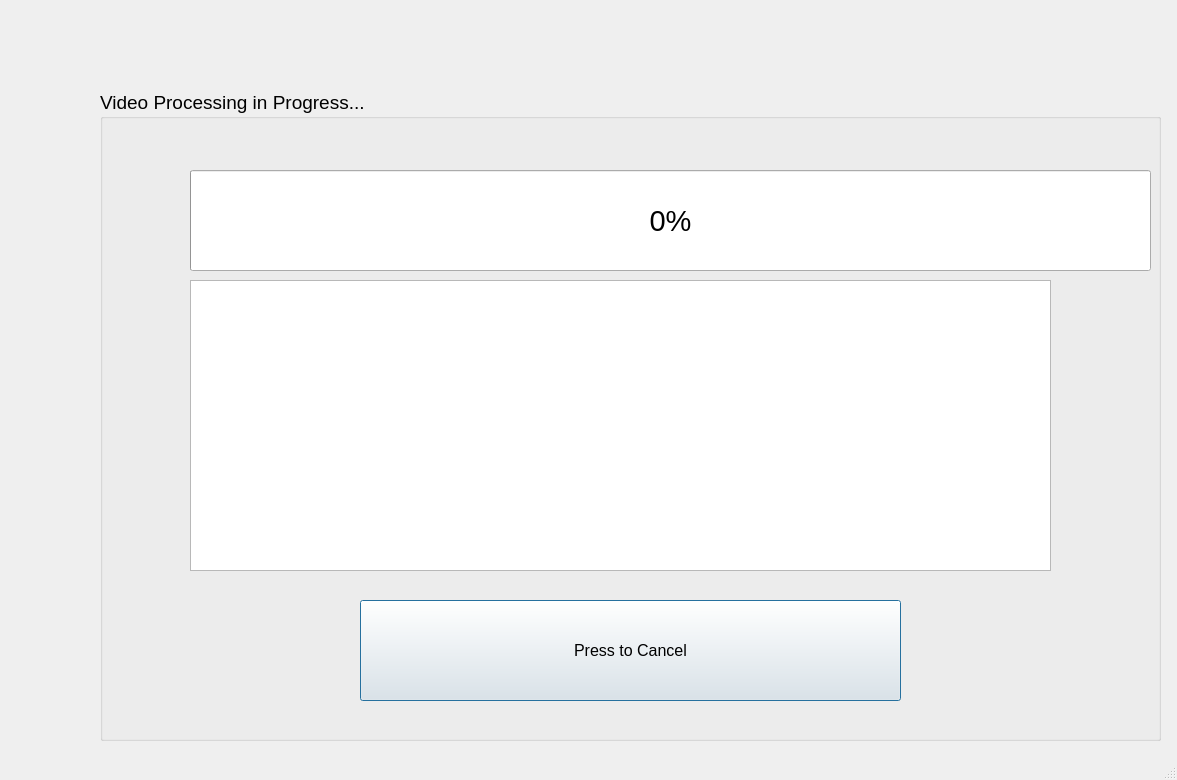
Above: src/sat/progress_page.ui from alexandropinion/spectrum-analyzer-tool-group4 before the change. Below: the same form after it.
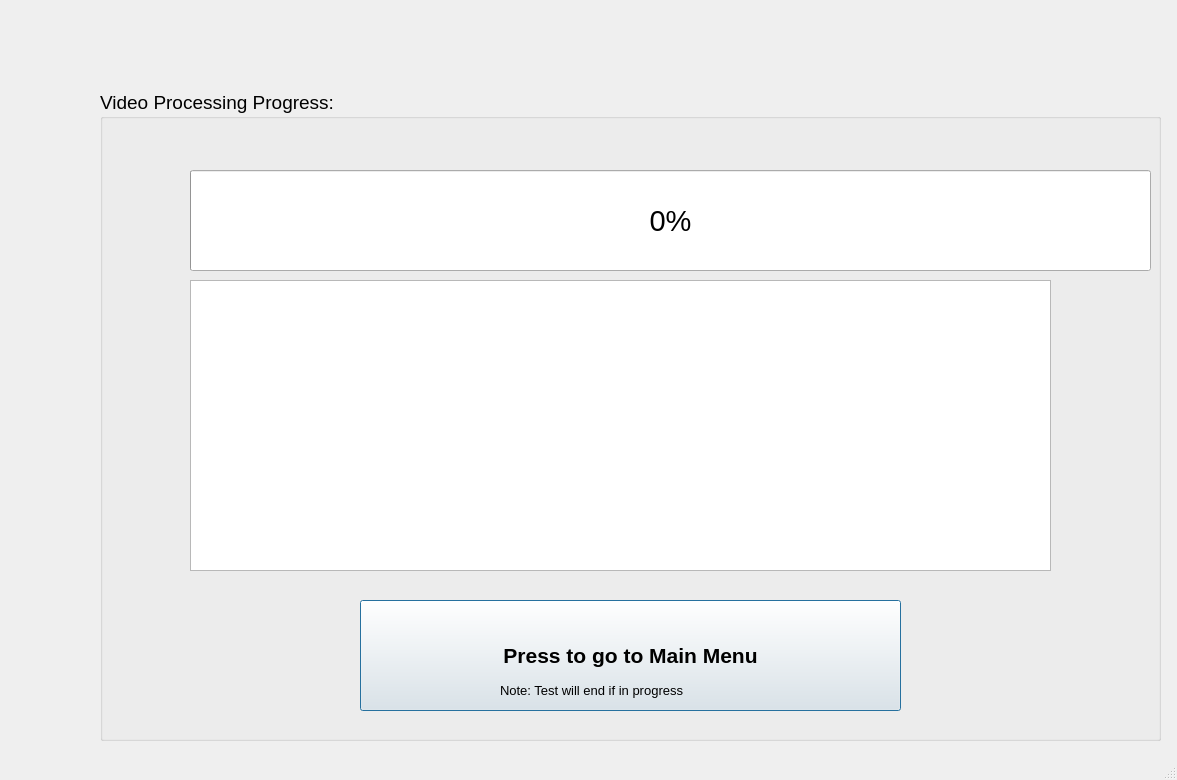
That is the form after the change.

```diff
--- a/src/sat/progress_page.ui
+++ b/src/sat/progress_page.ui
@@ -29,7 +29,7 @@
      </font>
     </property>
     <property name="title">
-     <string>Video Processing in Progress...</string>
+     <string>Video Processing Progress:</string>
     </property>
     <widget class="QPushButton" name="cancelBtn">
      <property name="geometry">
@@ -37,12 +37,14 @@
        <x>260</x>
        <y>510</y>
        <width>541</width>
-       <height>101</height>
+       <height>111</height>
       </rect>
      </property>
      <property name="font">
       <font>
-       <pointsize>12</pointsize>
+       <pointsize>16</pointsize>
+       <weight>75</weight>
+       <bold>true</bold>
       </font>
      </property>
      <property name="toolTip">
@@ -52,7 +54,7 @@
       <bool>false</bool>
      </property>
      <property name="text">
-      <string>Press to Cancel</string>
+      <string>Press to go to Main Menu</string>
      </property>
      <property name="default">
       <bool>true</bool>
@@ -89,6 +91,24 @@
       <number>0</number>
      </property>
     </widget>
+    <widget class="QLabel" name="label">
+     <property name="geometry">
+      <rect>
+       <x>400</x>
+       <y>590</y>
+       <width>341</width>
+       <height>21</height>
+      </rect>
+     </property>
+     <property name="font">
+      <font>
+       <pointsize>10</pointsize>
+      </font>
+     </property>
+     <property name="text">
+      <string>Note: Test will end if in progress</string>
+     </property>
+    </widget>
    </widget>
   </widget>
   <widget class="QStatusBar" name="statusbar"/>
```
Left out of the diff: 5 changed lines with no effect on the pictures.
